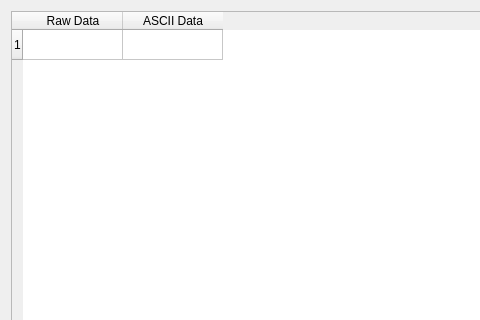
Qt form src/MemoryWidget.ui (sundrythoughts/EmuCpu) before a commit; both pictures show x 0 to 480 and y 0 to 320 of the 733 by 640 pixel window.
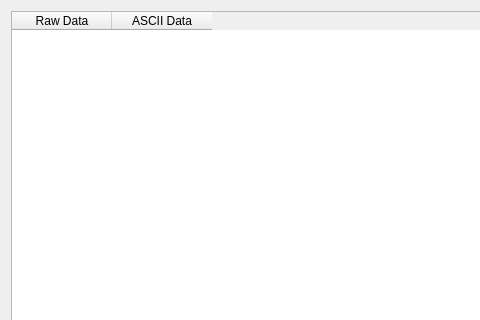
The same form after that commit.

What changed in the file:
```diff
--- a/src/MemoryWidget.ui
+++ b/src/MemoryWidget.ui
@@ -22,11 +22,33 @@
        <bold>false</bold>
       </font>
      </property>
-     <row>
-      <property name="text">
-       <string>1</string>
-      </property>
-     </row>
+     <property name="editTriggers">
+      <set>QAbstractItemView::NoEditTriggers</set>
+     </property>
+     <property name="alternatingRowColors">
+      <bool>false</bool>
+     </property>
+     <property name="showGrid">
+      <bool>true</bool>
+     </property>
+     <property name="wordWrap">
+      <bool>false</bool>
+     </property>
+     <property name="cornerButtonEnabled">
+      <bool>true</bool>
+     </property>
+     <attribute name="horizontalHeaderVisible">
+      <bool>true</bool>
+     </attribute>
+     <attribute name="verticalHeaderVisible">
+      <bool>true</bool>
+     </attribute>
+     <attribute name="verticalHeaderVisible">
+      <bool>true</bool>
+     </attribute>
+     <attribute name="horizontalHeaderVisible">
+      <bool>true</bool>
+     </attribute>
      <column>
       <property name="text">
        <string>Raw Data</string>
```
